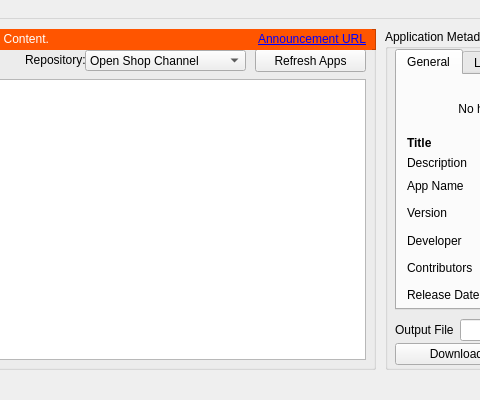
Qt form gui/united.ui (dhtdht020/osc-dl) before a commit; both pictures show x 235 to 715 and y 0 to 400 of the 900 by 400 pixel window.
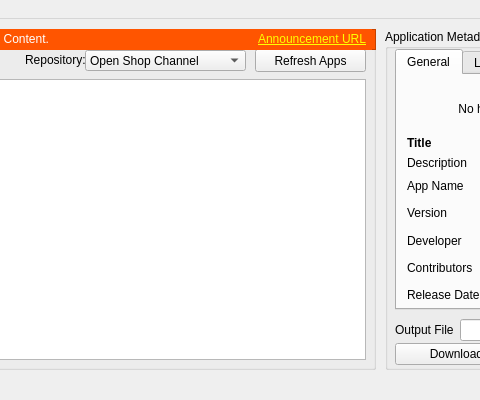
The same form after that commit.

Commit message: Added ability to set colors of announcement links

The edit to the form file:
```diff
--- a/gui/united.ui
+++ b/gui/united.ui
@@ -176,7 +176,7 @@
        <string notr="true">background-color: rgba(255, 255, 255, 0);</string>
       </property>
       <property name="text">
-       <string>&lt;html&gt;&lt;head/&gt;&lt;body&gt;&lt;p&gt;&lt;a href=&quot;https://google.com&quot;&gt;&lt;span style=&quot; text-decoration: underline; color:#0000ff;&quot;&gt;Announcement URL&lt;/span&gt;&lt;/a&gt;&lt;/p&gt;&lt;/body&gt;&lt;/html&gt;</string>
+       <string>&lt;html&gt;&lt;head/&gt;&lt;body&gt;&lt;p&gt;&lt;a href=&quot;https://google.com&quot;&gt;&lt;span style=&quot; text-decoration: underline; color:#ffff00;&quot;&gt;Announcement URL&lt;/span&gt;&lt;/a&gt;&lt;/p&gt;&lt;/body&gt;&lt;/html&gt;</string>
       </property>
       <property name="alignment">
        <set>Qt::AlignRight|Qt::AlignTrailing|Qt::AlignVCenter</set>
```
The commit also changes 2 other files.
